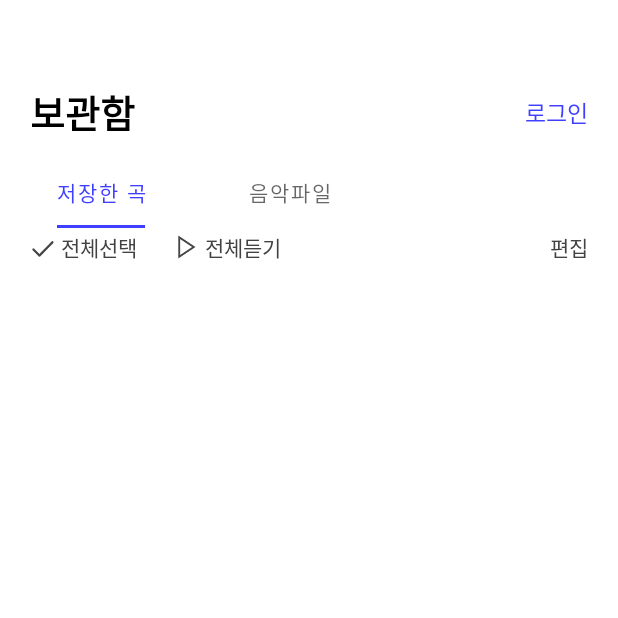
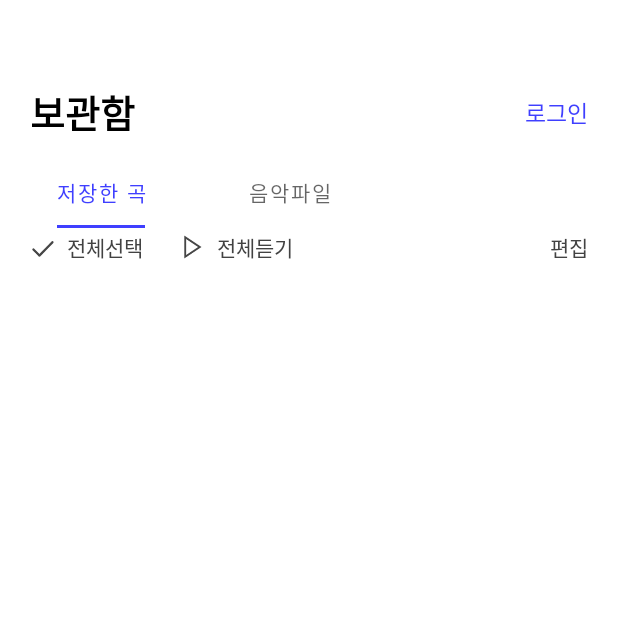
Before and after one commit to sehyeo/FLO_android, an Android app built with Jetpack Compose: the screen it shows after launch (MainActivity), item 4 of the bottom bar chosen, on a phone screen of 412 x 824 dp, the top half of it. Run offline under Robolectric (Android 15) with nearby library versions, the phone set to English and light mode, and no system bars; our stand-ins replace Room's generated code; 1 statement that could not run was skipped.

Commit message:
요소 배치

```diff
--- a/app/src/main/res/layout/fragment_locker.xml
+++ b/app/src/main/res/layout/fragment_locker.xml
@@ -42,14 +42,22 @@
         app:layout_constraintTop_toBottomOf="@id/locker_title_tv"
         app:layout_constraintStart_toStartOf="parent"/>
 
+    <androidx.constraintlayout.widget.ConstraintLayout
+        android:id="@+id/locker_select_all_container"
+        android:layout_width="wrap_content"
+        android:layout_height="wrap_content"
+        android:layout_marginStart="10dp"
+        app:layout_constraintTop_toBottomOf="@id/locker_content_tb"
+        app:layout_constraintStart_toStartOf="@id/locker_content_tb">
+
         <ImageView
             android:id="@+id/locker_select_all_img_iv"
             android:layout_width="25dp"
             android:layout_height="25dp"
-        android:layout_marginStart="10dp"
             android:src="@drawable/btn_playlist_select_off"
-        app:layout_constraintTop_toBottomOf="@id/locker_content_tb"
-        app:layout_constraintStart_toStartOf="@id/locker_content_tb"/>
+            app:layout_constraintStart_toStartOf="parent"
+            app:layout_constraintTop_toTopOf="parent"
+            app:layout_constraintBottom_toBottomOf="parent"/>
 
         <TextView
             android:id="@+id/locker_select_all_tv"
@@ -59,17 +67,28 @@
             android:textColor="@color/colorPrimaryGrey"
             app:layout_constraintStart_toEndOf="@id/locker_select_all_img_iv"
             app:layout_constraintTop_toTopOf="@id/locker_select_all_img_iv"
-        app:layout_constraintBottom_toBottomOf="@id/locker_select_all_img_iv"/>
+            app:layout_constraintBottom_toBottomOf="@id/locker_select_all_img_iv"
+            android:layout_marginStart="4dp"/>
+    </androidx.constraintlayout.widget.ConstraintLayout>
+
+
+    <androidx.constraintlayout.widget.ConstraintLayout
+        android:id="@+id/locker_play_all_container"
+        android:layout_width="wrap_content"
+        android:layout_height="wrap_content"
+        android:layout_marginStart="20dp"
+        app:layout_constraintTop_toTopOf="@id/locker_select_all_container"
+        app:layout_constraintBottom_toBottomOf="@id/locker_select_all_container"
+        app:layout_constraintStart_toEndOf="@id/locker_select_all_container">
 
         <ImageView
             android:id="@+id/locker_play_all_img_iv"
             android:layout_width="25dp"
             android:layout_height="25dp"
             android:src="@drawable/icon_browse_arrow_right"
-        android:layout_marginStart="20dp"
-        app:layout_constraintTop_toTopOf="@id/locker_select_all_img_iv"
-        app:layout_constraintBottom_toBottomOf="@id/locker_select_all_img_iv"
-        app:layout_constraintStart_toEndOf="@id/locker_select_all_tv"/>
+            app:layout_constraintTop_toTopOf="parent"
+            app:layout_constraintBottom_toBottomOf="parent"
+            app:layout_constraintStart_toStartOf="parent"/>
 
         <TextView
             android:id="@+id/locker_play_all_tv"
@@ -77,9 +96,12 @@
             android:layout_height="wrap_content"
             android:text="전체듣기"
             android:textColor="@color/colorPrimaryGrey"
-        app:layout_constraintTop_toTopOf="@id/locker_select_all_img_iv"
-        app:layout_constraintBottom_toBottomOf="@id/locker_select_all_img_iv"
-        app:layout_constraintStart_toEndOf="@id/locker_play_all_img_iv"/>
+            android:layout_marginStart="4dp"
+            app:layout_constraintStart_toEndOf="@id/locker_play_all_img_iv"
+            app:layout_constraintTop_toTopOf="@id/locker_play_all_img_iv"
+            app:layout_constraintBottom_toBottomOf="@id/locker_play_all_img_iv"/>
+    </androidx.constraintlayout.widget.ConstraintLayout>
+
 
     <TextView
         android:layout_width="wrap_content"
@@ -87,8 +109,8 @@
         android:text="편집"
         android:layout_marginEnd="20dp"
         android:textColor="@color/colorPrimaryGrey"
-        app:layout_constraintTop_toTopOf="@id/locker_select_all_img_iv"
-        app:layout_constraintBottom_toBottomOf="@id/locker_select_all_img_iv"
+        app:layout_constraintTop_toTopOf="@id/locker_play_all_container"
+        app:layout_constraintBottom_toBottomOf="@id/locker_play_all_container"
         app:layout_constraintEnd_toEndOf="parent"/>
 
     <androidx.viewpager2.widget.ViewPager2
@@ -100,6 +122,6 @@
         app:layout_constraintBottom_toBottomOf="parent"
         app:layout_constraintEnd_toEndOf="parent"
         app:layout_constraintStart_toStartOf="parent"
-        app:layout_constraintTop_toBottomOf="@id/locker_select_all_img_iv" />
+        app:layout_constraintTop_toBottomOf="@id/locker_select_all_container" />
 
 </androidx.constraintlayout.widget.ConstraintLayout>
```
Lines whose indentation alone changed are shown as unchanged.
